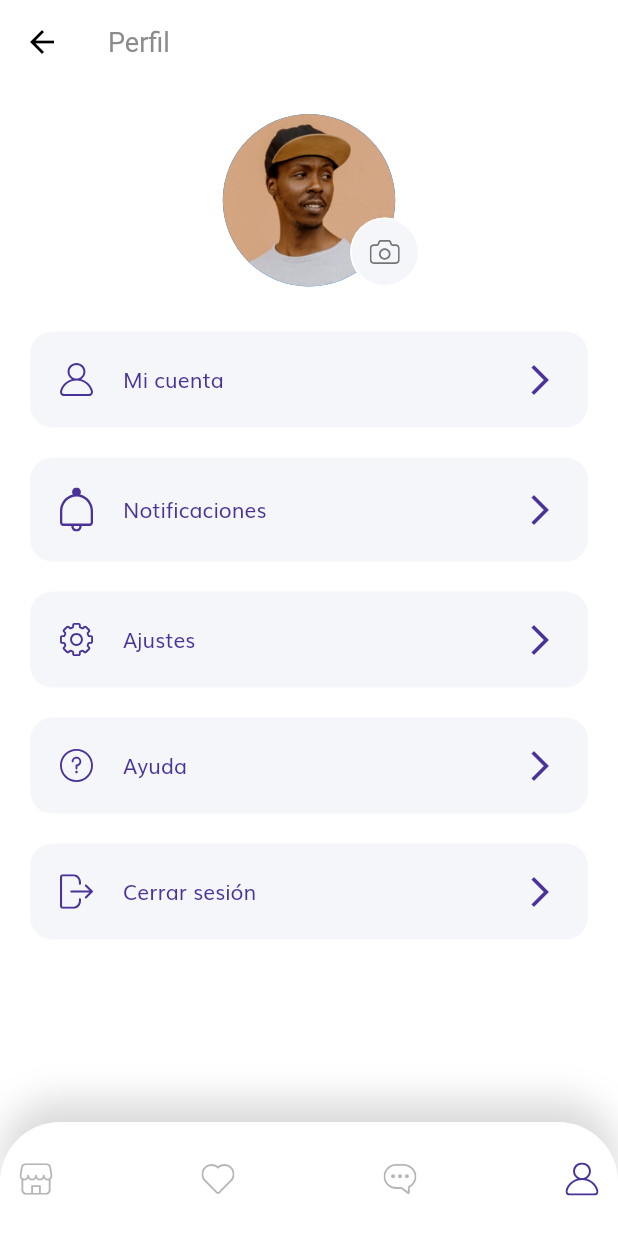
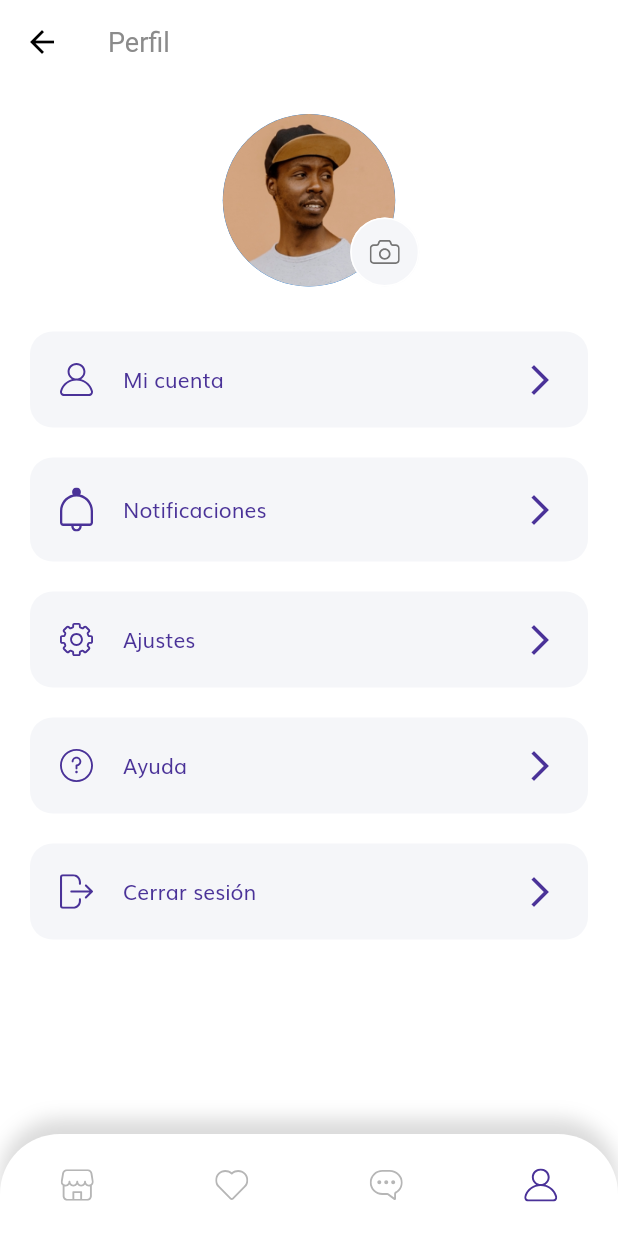
Before and after one commit to Felipe-CR/UniFavor, a Flutter app: the ProfileScreen screen opened by its route, on a phone screen of 412 x 824 dp. Run offline on Flutter 3.47's test engine with Material 2 defaults, Android fonts, the light colour scheme and no system bars; our stand-ins replace flutter_svg.

Commit message:
Ajuste de Tamaño

```diff
--- a/lib/components/custom_bottom_nav_bar.dart
+++ b/lib/components/custom_bottom_nav_bar.dart
@@ -18,13 +18,13 @@ class CustomBottomNavBar extends StatelessWidget {
     final Color inActiveIconColor = Color(0xFFB6B6B6);
 
     return Container(
-      padding: EdgeInsets.symmetric(vertical: 14),
+      padding: EdgeInsets.symmetric(vertical: 10),
       decoration: BoxDecoration(
         color: Colors.white,
         boxShadow: [
           BoxShadow(
-            offset: Offset(0, -15),
-            blurRadius: 20,
+            offset: Offset(0, -10),
+            blurRadius: 10,
             color: Color(0xFFDADADA).withOpacity(1),
           ),
         ],
@@ -36,7 +36,7 @@ class CustomBottomNavBar extends StatelessWidget {
       child: SafeArea(
         top: false,
         child: Row(
-          mainAxisAlignment: MainAxisAlignment.spaceBetween,
+          mainAxisAlignment: MainAxisAlignment.spaceAround,
           children: [
             IconButton(
               icon: SvgPicture.asset(
```
